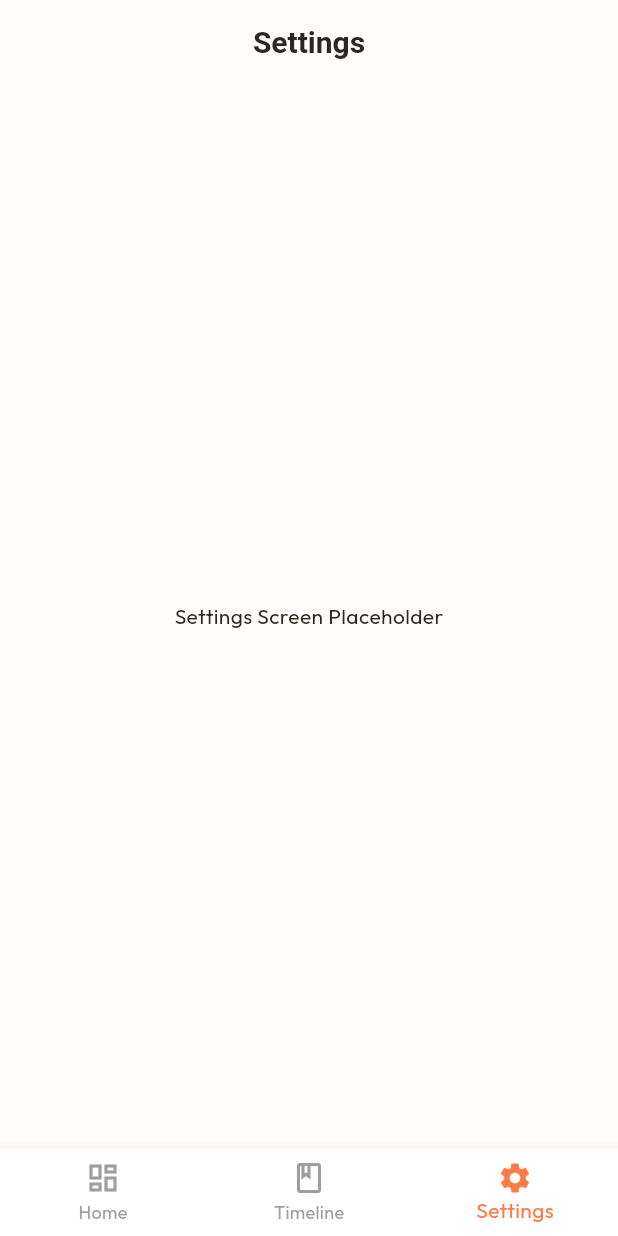
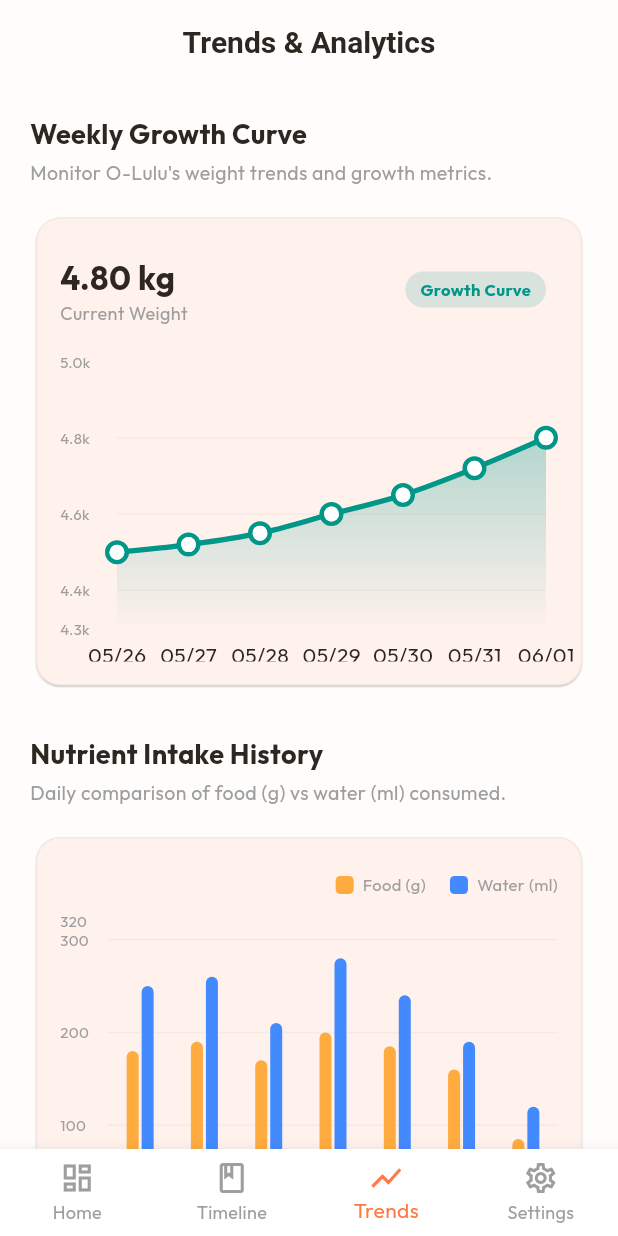
Before and after one commit to snownilight/luluHealthCheckProject, a Flutter app: the screen it shows after launch, item 3 of the bottom bar chosen, on a phone screen of 412 x 824 dp. Run offline on Flutter 3.47's test engine with Material 3 defaults, Android fonts, the phone set to English and light mode, and no system bars; drawn by our look-alikes of fl_chart; our stand-ins replace flutter_riverpod, google_fonts; missing offline and left inert: stomp_dart_client; network calls fail.

Commit message:
feat(frontend): implement Growth Curve and Health Summary Charts UI

```diff
--- a/frontend/lib/screens/main_layout.dart
+++ b/frontend/lib/screens/main_layout.dart
@@ -1,6 +1,7 @@
 import 'package:flutter/material.dart';
 import 'home_screen.dart';
 import 'timeline_screen.dart';
+import 'trends_screen.dart';
 import 'settings_screen.dart';
 
 class MainLayout extends StatefulWidget {
@@ -16,12 +17,14 @@ class _MainLayoutState extends State<MainLayout> {
   final List<Widget> _screens = const [
     HomeScreen(),
     TimelineScreen(),
+    TrendsScreen(),
     SettingsScreen(),
   ];
 
   final List<String> _titles = const [
     'Dashboard',
     'Care Timeline',
+    'Trends & Analytics',
     'Settings',
   ];
 
@@ -60,6 +63,11 @@ class _MainLayoutState extends State<MainLayout> {
                   label: Text('Timeline'),
                 ),
                 NavigationRailDestination(
+                  icon: Icon(Icons.show_chart_outlined),
+                  selectedIcon: Icon(Icons.show_chart),
+                  label: Text('Trends'),
+                ),
+                NavigationRailDestination(
                   icon: Icon(Icons.settings_outlined),
                   selectedIcon: Icon(Icons.settings),
                   label: Text('Settings'),
@@ -87,6 +95,7 @@ class _MainLayoutState extends State<MainLayout> {
           ? null
           : BottomNavigationBar(
               currentIndex: _selectedIndex,
+              type: BottomNavigationBarType.fixed,
               onTap: (int index) {
                 setState(() {
                   _selectedIndex = index;
@@ -104,6 +113,11 @@ class _MainLayoutState extends State<MainLayout> {
                   label: 'Timeline',
                 ),
                 BottomNavigationBarItem(
+                  icon: Icon(Icons.show_chart_outlined),
+                  activeIcon: Icon(Icons.show_chart),
+                  label: 'Trends',
+                ),
+                BottomNavigationBarItem(
                   icon: Icon(Icons.settings_outlined),
                   activeIcon: Icon(Icons.settings),
                   label: 'Settings',
--- /dev/null
+++ b/frontend/lib/screens/trends_screen.dart
@@ -0,0 +1,456 @@
+import 'package:flutter/material.dart';
+import 'package:flutter_riverpod/flutter_riverpod.dart';
+import 'package:fl_chart/fl_chart.dart';
+import 'package:intl/intl.dart';
+import '../services/api_service.dart';
+
+class TrendsScreen extends ConsumerStatefulWidget {
+  const TrendsScreen({super.key});
+
+  @override
+  ConsumerState<TrendsScreen> createState() => _TrendsScreenState();
+}
+
+class _TrendsScreenState extends ConsumerState<TrendsScreen> {
+  bool _isLoading = false;
+  List<Map<String, dynamic>> _weightLogs = [];
+  List<Map<String, dynamic>> _dailySummaries = [];
+
+  // Fallback mock data to ensure the UI looks premium even on clean database installations
+  final List<Map<String, dynamic>> _mockWeightLogs = [
+    {'recordedAt': '2026-05-26T08:00:00', 'weightKg': 4.5},
+    {'recordedAt': '2026-05-27T08:00:00', 'weightKg': 4.52},
+    {'recordedAt': '2026-05-28T08:00:00', 'weightKg': 4.55},
+    {'recordedAt': '2026-05-29T08:00:00', 'weightKg': 4.60},
+    {'recordedAt': '2026-05-30T08:00:00', 'weightKg': 4.65},
+    {'recordedAt': '2026-05-31T08:00:00', 'weightKg': 4.72},
+    {'recordedAt': '2026-06-01T08:00:00', 'weightKg': 4.80},
+  ];
+
+  final List<Map<String, dynamic>> _mockDailySummaries = [
+    {
+      'date': '2026-05-26',
+      'totalFoodIntakeG': 180.0,
+      'totalWaterIntakeMl': 250.0,
+      'averageWeightKg': 4.5
+    },
+    {
+      'date': '2026-05-27',
+      'totalFoodIntakeG': 190.0,
+      'totalWaterIntakeMl': 260.0,
+      'averageWeightKg': 4.52
+    },
+    {
+      'date': '2026-05-28',
+      'totalFoodIntakeG': 170.0,
+      'totalWaterIntakeMl': 210.0,
+      'averageWeightKg': 4.55
+    },
+    {
+      'date': '2026-05-29',
+      'totalFoodIntakeG': 200.0,
+      'totalWaterIntakeMl': 280.0,
+      'averageWeightKg': 4.60
+    },
+    {
+      'date': '2026-05-30',
+      'totalFoodIntakeG': 185.0,
+      'totalWaterIntakeMl': 240.0,
+      'averageWeightKg': 4.65
+    },
+    {
+      'date': '2026-05-31',
+      'totalFoodIntakeG': 160.0,
+      'totalWaterIntakeMl': 190.0,
+      'averageWeightKg': 4.72
+    },
+    {
+      'date': '2026-06-01',
+      'totalFoodIntakeG': 85.0,
+      'totalWaterIntakeMl': 120.0,
+      'averageWeightKg': 4.80
+    },
+  ];
+
+  @override
+  void initState() {
+    super.initState();
+    _fetchTrendData();
+  }
+
+  Future<void> _fetchTrendData() async {
+    setState(() {
+      _isLoading = true;
+    });
+
+    try {
+      final apiService = ref.read(apiServiceProvider);
+      final weightData = await apiService.getWeeklyWeightTrend();
+      final summaryData = await apiService.getMonthlyDailySummary();
+
+      setState(() {
+        _weightLogs = weightData;
+        _dailySummaries = summaryData;
+      });
+    } catch (e) {
+      print('Error fetching charts/trends data: $e');
+    } finally {
+      setState(() {
+        _isLoading = false;
+      });
+    }
+  }
+
+  @override
+  Widget build(BuildContext context) {
+    // Determine active source lists (backend data or fallbacks)
+    final weightList = _weightLogs.isNotEmpty ? _weightLogs : _mockWeightLogs;
+    final summaryList = _dailySummaries.isNotEmpty ? _dailySummaries : _mockDailySummaries;
+
+    // Process lists for graphing
+    final sortedWeightList = List<Map<String, dynamic>>.from(weightList)
+      ..sort((a, b) {
+        final aTime = DateTime.tryParse(a['recordedAt'] ?? '') ?? DateTime.now();
+        final bTime = DateTime.tryParse(b['recordedAt'] ?? '') ?? DateTime.now();
+        return aTime.compareTo(bTime);
+      });
+
+    final sortedSummaryList = List<Map<String, dynamic>>.from(summaryList)
+      ..sort((a, b) {
+        final aTime = DateTime.tryParse(a['date'] ?? '') ?? DateTime.now();
+        final bTime = DateTime.tryParse(b['date'] ?? '') ?? DateTime.now();
+        return aTime.compareTo(bTime);
+      });
+
+    // Take last 7 days of daily summaries for the bar chart
+    final displaySummaries = sortedSummaryList.length > 7
+        ? sortedSummaryList.sublist(sortedSummaryList.length - 7)
+        : sortedSummaryList;
+
+    return Scaffold(
+      body: RefreshIndicator(
+        onRefresh: _fetchTrendData,
+        color: Theme.of(context).colorScheme.primary,
+        child: SingleChildScrollView(
+          physics: const AlwaysScrollableScrollPhysics(),
+          padding: const EdgeInsets.all(20),
+          child: Column(
+            crossAxisAlignment: CrossAxisAlignment.start,
+            children: [
+              // Header
+              const Text(
+                'Weekly Growth Curve',
+                style: TextStyle(fontSize: 18, fontWeight: FontWeight.bold),
+              ),
+              const SizedBox(height: 4),
+              const Text(
+                'Monitor O-Lulu\'s weight trends and growth metrics.',
+                style: TextStyle(fontSize: 13, color: Colors.grey),
+              ),
+              const SizedBox(height: 16),
+
+              // Weight Line Chart Card
+              _buildWeightChartCard(sortedWeightList),
+
+              const SizedBox(height: 28),
+
+              // Daily Nutrient Intake Header
+              const Text(
+                'Nutrient Intake History',
+                style: TextStyle(fontSize: 18, fontWeight: FontWeight.bold),
+              ),
+              const SizedBox(height: 4),
+              const Text(
+                'Daily comparison of food (g) vs water (ml) consumed.',
+                style: TextStyle(fontSize: 13, color: Colors.grey),
+              ),
+              const SizedBox(height: 16),
+
+              // Nutrient Bar Chart Card
+              _buildNutrientChartCard(displaySummaries),
+
+              const SizedBox(height: 20),
+            ],
+          ),
+        ),
+      ),
+    );
+  }
+
+  // Weight Trend Line Chart
+  Widget _buildWeightChartCard(List<Map<String, dynamic>> data) {
+    if (data.isEmpty) {
+      return const Card(
+        child: Padding(
+          padding: EdgeInsets.all(24),
+          child: Center(child: Text('No weight trend data available.')),
+        ),
+      );
+    }
+
+    final double minY = data.map((e) => (e['weightKg'] as num).toDouble()).reduce((a, b) => a < b ? a : b) - 0.2;
+    final double maxY = data.map((e) => (e['weightKg'] as num).toDouble()).reduce((a, b) => a > b ? a : b) + 0.2;
+
+    List<FlSpot> spots = [];
+    for (int i = 0; i < data.length; i++) {
+      final weight = (data[i]['weightKg'] as num).toDouble();
+      spots.add(FlSpot(i.toDouble(), weight));
+    }
+
+    return Card(
+      elevation: 0.5,
+      shape: RoundedRectangleBorder(
+        borderRadius: BorderRadius.circular(16),
+        side: BorderSide(color: Colors.grey.withOpacity(0.1), width: 1),
+      ),
+      child: Padding(
+        padding: const EdgeInsets.only(top: 24, bottom: 16, left: 16, right: 24),
+        child: Column(
+          crossAxisAlignment: CrossAxisAlignment.start,
+          children: [
+            Row(
+              mainAxisAlignment: MainAxisAlignment.spaceBetween,
+              children: [
+                Column(
+                  crossAxisAlignment: CrossAxisAlignment.start,
+                  children: [
+                    Text(
+                      '${data.last['weightKg'].toStringAsFixed(2)} kg',
+                      style: const TextStyle(fontSize: 22, fontWeight: FontWeight.bold),
+                    ),
+                    const Text('Current Weight', style: TextStyle(fontSize: 12, color: Colors.grey)),
+                  ],
+                ),
+                Container(
+                  padding: const EdgeInsets.symmetric(horizontal: 10, vertical: 4),
+                  decoration: BoxDecoration(
+                    color: Colors.teal.withOpacity(0.15),
+                    borderRadius: BorderRadius.circular(20),
+                  ),
+                  child: const Text(
+                    'Growth Curve',
+                    style: TextStyle(color: Colors.teal, fontWeight: FontWeight.bold, fontSize: 11),
+                  ),
+                ),
+              ],
+            ),
+            const SizedBox(height: 24),
+            SizedBox(
+              height: 200,
+              child: LineChart(
+                LineChartData(
+                  minY: minY,
+                  maxY: maxY,
+                  gridData: FlGridData(
+                    show: true,
+                    drawVerticalLine: false,
+                    getDrawingHorizontalLine: (val) => FlLine(
+                      color: Colors.grey.withOpacity(0.1),
+                      strokeWidth: 1,
+                    ),
+                  ),
+                  titlesData: FlTitlesData(
+                    show: true,
+                    topTitles: const AxisTitles(sideTitles: SideTitles(showTitles: false)),
+                    rightTitles: const AxisTitles(sideTitles: SideTitles(showTitles: false)),
+                    leftTitles: AxisTitles(
+                      sideTitles: SideTitles(
+                        showTitles: true,
+                        reservedSize: 38,
+                        getTitlesWidget: (value, meta) {
+                          return Text(
+                            '${value.toStringAsFixed(1)}k',
+                            style: const TextStyle(color: Colors.grey, fontSize: 10),
+                          );
+                        },
+                      ),
+                    ),
+                    bottomTitles: AxisTitles(
+                      sideTitles: SideTitles(
+                        showTitles: true,
+                        getTitlesWidget: (value, meta) {
+                          final idx = value.toInt();
+                          if (idx >= 0 && idx < data.length) {
+                            final parsedDate = DateTime.tryParse(data[idx]['recordedAt'] ?? '') ?? DateTime.now();
+                            return Padding(
+                              padding: const EdgeInsets.only(top: 8.0),
+                              style: const TextStyle(color: Colors.grey, fontSize: 10),
+                              child: Text(DateFormat('MM/dd').format(parsedDate)),
+                            );
+                          }
+                          return const Text('');
+                        },
+                      ),
+                    ),
+                  ),
+                  borderData: FlBorderData(show: false),
+                  lineBarsData: [
+                    LineChartBarData(
+                      spots: spots,
+                      isCurved: true,
+                      color: Colors.teal,
+                      barWidth: 3.5,
+                      isStrokeCapRound: true,
+                      dotData: FlDotData(
+                        show: true,
+                        getDotPainter: (spot, percent, barData, index) => FlDotCirclePainter(
+                          radius: 5,
+                          color: Colors.white,
+                          strokeColor: Colors.teal,
+                          strokeWidth: 3,
+                        ),
+                      ),
+                      belowBarData: BarAreaData(
+                        show: true,
+                        gradient: LinearGradient(
+                          colors: [
+                            Colors.teal.withOpacity(0.3),
+                            Colors.teal.withOpacity(0.0),
+                          ],
+                          begin: Alignment.topCenter,
+                          end: Alignment.bottomCenter,
+                        ),
+                      ),
+                    ),
+                  ],
+                ),
+              ),
+            ),
+          ],
+        ),
+      ),
+    );
+  }
+
+  // Nutrient History Double Bar Chart
+  Widget _buildNutrientChartCard(List<Map<String, dynamic>> data) {
+    if (data.isEmpty) {
+      return const Card(
+        child: Padding(
+          padding: EdgeInsets.all(24),
+          child: Center(child: Text('No daily summary trend data available.')),
+        ),
+      );
+    }
+
+    List<BarChartGroupData> groups = [];
+    for (int i = 0; i < data.length; i++) {
+      final food = (data[i]['totalFoodIntakeG'] as num).toDouble();
+      final water = (data[i]['totalWaterIntakeMl'] as num).toDouble();
+
+      groups.add(
+        BarChartGroupData(
+          x: i,
+          barRods: [
+            BarChartRodData(
+              toY: food,
+              color: Colors.orangeAccent,
+              width: 8,
+              borderRadius: const BorderRadius.vertical(top: Radius.circular(4)),
+            ),
+            BarChartRodData(
+              toY: water,
+              color: Colors.blueAccent,
+              width: 8,
+              borderRadius: const BorderRadius.vertical(top: Radius.circular(4)),
+            ),
+          ],
+        ),
+      );
+    }
+
+    return Card(
+      elevation: 0.5,
+      shape: RoundedRectangleBorder(
+        borderRadius: BorderRadius.circular(16),
+        side: BorderSide(color: Colors.grey.withOpacity(0.1), width: 1),
+      ),
+      child: Padding(
+        padding: const EdgeInsets.only(top: 24, bottom: 16, left: 16, right: 16),
+        child: Column(
+          crossAxisAlignment: CrossAxisAlignment.start,
+          children: [
+            // Chart Legend
+            Row(
+              mainAxisAlignment: MainAxisAlignment.end,
+              children: [
+                _buildLegendItem('Food (g)', Colors.orangeAccent),
+                const SizedBox(width: 16),
+                _buildLegendItem('Water (ml)', Colors.blueAccent),
+              ],
+            ),
+            const SizedBox(height: 16),
+            SizedBox(
+              height: 220,
+              child: BarChart(
+                BarChartData(
+                  alignment: BarChartAlignment.spaceAround,
+                  maxY: 320,
+                  gridData: FlGridData(
+                    show: true,
+                    drawVerticalLine: false,
+                    getDrawingHorizontalLine: (val) => FlLine(
+                      color: Colors.grey.withOpacity(0.1),
+                      strokeWidth: 1,
+                    ),
+                  ),
+                  titlesData: FlTitlesData(
+                    show: true,
+                    topTitles: const AxisTitles(sideTitles: SideTitles(showTitles: false)),
+                    rightTitles: const AxisTitles(sideTitles: SideTitles(showTitles: false)),
+                    leftTitles: AxisTitles(
+                      sideTitles: SideTitles(
+                        showTitles: true,
+                        reservedSize: 32,
+                        getTitlesWidget: (value, meta) {
+                          return Text(
+                            value.toInt().toString(),
+                            style: const TextStyle(color: Colors.grey, fontSize: 10),
+                          );
+                        },
+                      ),
+                    ),
+                    bottomTitles: AxisTitles(
+                      sideTitles: SideTitles(
+                        showTitles: true,
+                        getTitlesWidget: (value, meta) {
+                          final idx = value.toInt();
+                          if (idx >= 0 && idx < data.length) {
+                            final parsedDate = DateTime.tryParse(data[idx]['date'] ?? '') ?? DateTime.now();
+                            return Padding(
+                              padding: const EdgeInsets.only(top: 8.0),
+                              style: const TextStyle(color: Colors.grey, fontSize: 10),
+                              child: Text(DateFormat('E').format(parsedDate)), // Weekday name
+                            );
+                          }
+                          return const Text('');
+                        },
+                      ),
+                    ),
+                  ),
+                  borderData: FlBorderData(show: false),
+                  barGroups: groups,
+                ),
+              ),
+            ),
+          ],
+        ),
+      ),
+    );
+  }
+
+  Widget _buildLegendItem(String label, Color color) {
+    return Row(
+      mainAxisSize: MainAxisSize.min,
+      children: [
+        Container(
+          width: 12,
+          height: 12,
+          decoration: BoxDecoration(color: color, borderRadius: BorderRadius.circular(3)),
+        ),
+        const SizedBox(width: 6),
+        Text(label, style: const TextStyle(fontSize: 11, color: Colors.grey)),
+      ],
+    );
+  }
+}
--- a/frontend/lib/services/api_service.dart
+++ b/frontend/lib/services/api_service.dart
@@ -31,8 +31,10 @@ class ApiService {
       final url = Uri.parse('$baseUrl/api/v1/trends/weight');
       final response = await http.get(url);
       if (response.statusCode == 200) {
-        final List<dynamic> data = jsonDecode(response.body);
-        return List<Map<String, dynamic>>.from(data);
+        final Map<String, dynamic> body = jsonDecode(response.body);
+        if (body['data'] is List) {
+          return List<Map<String, dynamic>>.from(body['data']);
+        }
       }
     } catch (_) {}
     return [];
@@ -41,11 +43,13 @@ class ApiService {
   // Fetch monthly daily summary
   Future<List<Map<String, dynamic>>> getMonthlyDailySummary() async {
     try {
-      final url = Uri.parse('$baseUrl/api/v1/trends/summary');
+      final url = Uri.parse('$baseUrl/api/v1/trends/monthly-summary');
       final response = await http.get(url);
       if (response.statusCode == 200) {
-        final List<dynamic> data = jsonDecode(response.body);
-        return List<Map<String, dynamic>>.from(data);
+        final Map<String, dynamic> body = jsonDecode(response.body);
+        if (body['data'] is List) {
+          return List<Map<String, dynamic>>.from(body['data']);
+        }
       }
     } catch (_) {}
     return [];
```
